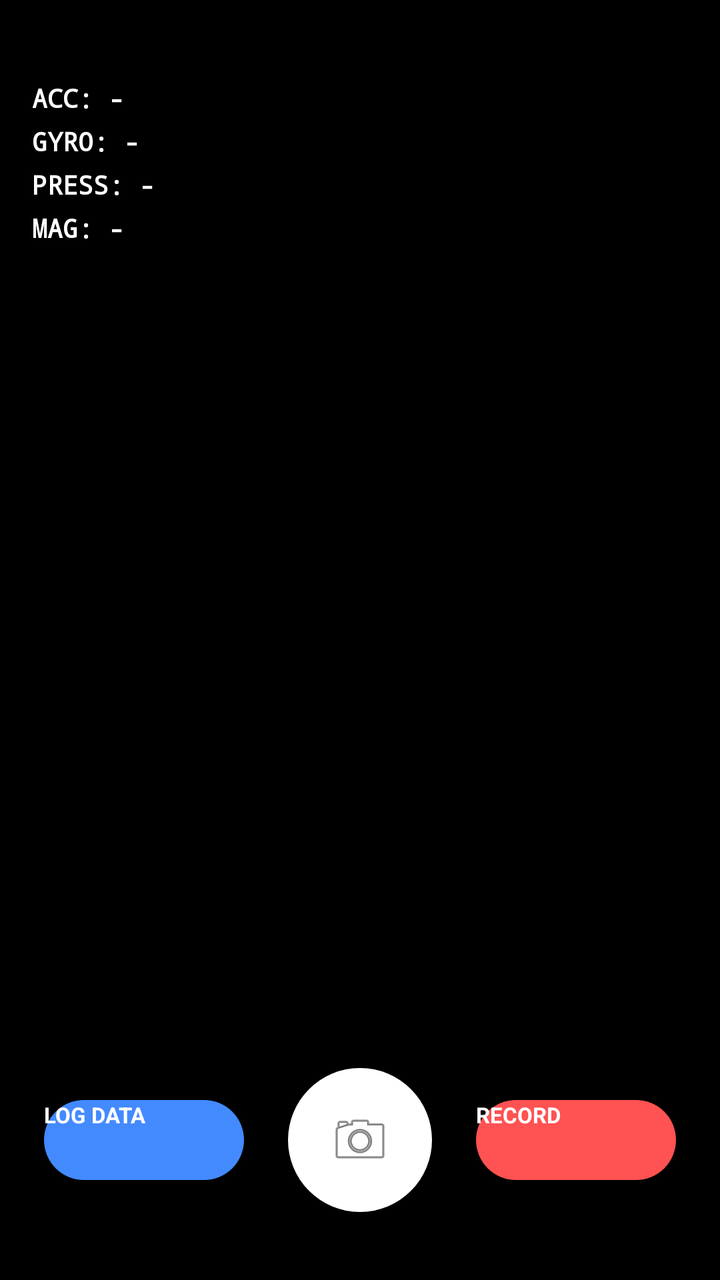
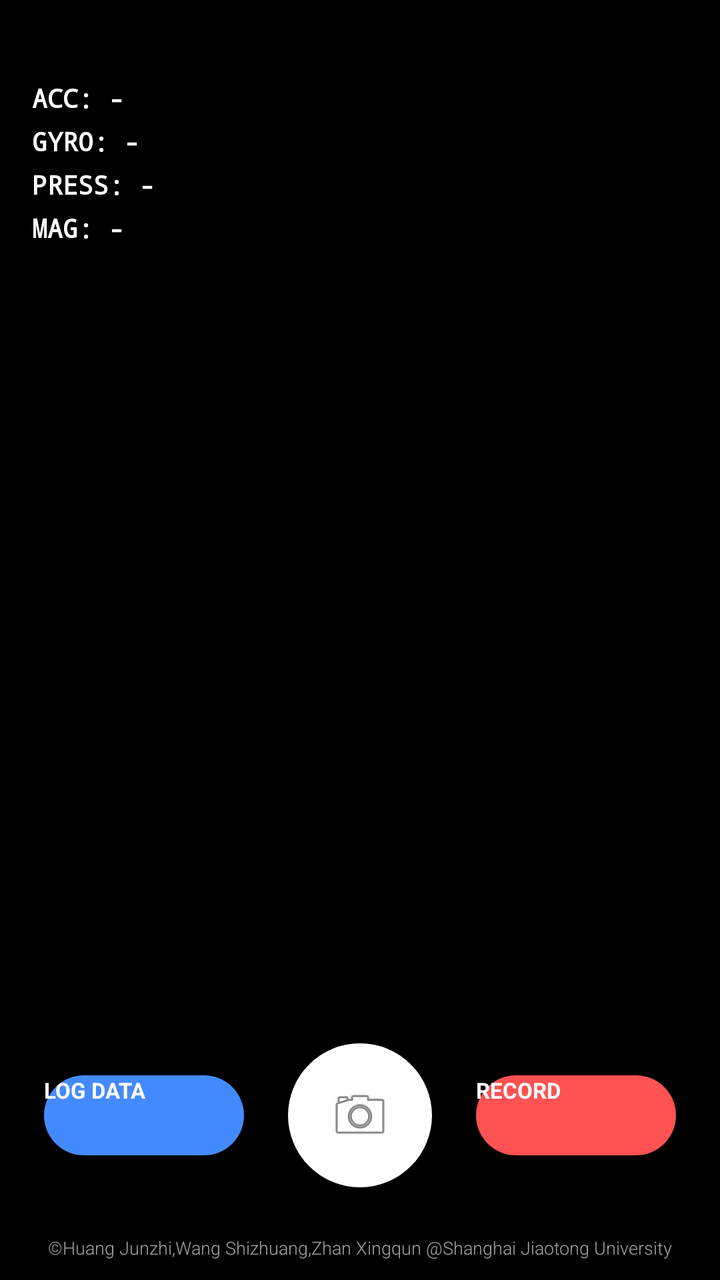

The first picture is an Android layout as it rendered before a commit; the second is the same layout after the commit. The layout source and the unified diff follow.
<!-- AndroidManifest.xml: application theme Theme.Camera2TEST -->
<!-- res/layout/activity_camera.xml -->
<?xml version="1.0" encoding="utf-8"?>
<androidx.constraintlayout.widget.ConstraintLayout
    xmlns:android="http://schemas.android.com/apk/res/android"
    xmlns:app="http://schemas.android.com/apk/res-auto"
    xmlns:tools="http://schemas.android.com/tools"
    android:layout_width="match_parent"
    android:layout_height="match_parent"
    android:background="#000000">

    
    <TextureView
        android:id="@+id/texture_view"
        android:layout_width="match_parent"
        android:layout_height="match_parent" />

    
    <View
        android:layout_width="match_parent"
        android:layout_height="200dp"
        android:background="@drawable/bg_gradient_scrim"
        app:layout_constraintTop_toTopOf="parent" />

    
    <LinearLayout
        android:id="@+id/sensor_hud_container"
        android:layout_width="wrap_content"
        android:layout_height="wrap_content"
        android:layout_marginStart="16dp"
        android:layout_marginTop="40dp"
        android:orientation="vertical"
        app:layout_constraintStart_toStartOf="parent"
        app:layout_constraintTop_toTopOf="parent">

        <TextView
            android:id="@+id/accelerometerTextView"
            android:layout_width="wrap_content"
            android:layout_height="wrap_content"
            android:fontFamily="monospace"
            android:shadowColor="#000000"
            android:shadowDx="1"
            android:shadowDy="1"
            android:shadowRadius="2"
            android:text="ACC: -"
            android:textColor="#FFFFFF"
            android:textSize="13sp"
            android:textStyle="bold" />

        <TextView
            android:id="@+id/gyroscopeTextView"
            android:layout_width="wrap_content"
            android:layout_height="wrap_content"
            android:layout_marginTop="4dp"
            android:fontFamily="monospace"
            android:shadowColor="#000000"
            android:shadowDx="1"
            android:shadowDy="1"
            android:shadowRadius="2"
            android:text="GYRO: -"
            android:textColor="#FFFFFF"
            android:textSize="13sp"
            android:textStyle="bold" />

        <TextView
            android:id="@+id/pressureTextView"
            android:layout_width="wrap_content"
            android:layout_height="wrap_content"
            android:layout_marginTop="4dp"
            android:fontFamily="monospace"
            android:shadowColor="#000000"
            android:shadowDx="1"
            android:shadowDy="1"
            android:shadowRadius="2"
            android:text="PRESS: -"
            android:textColor="#FFFFFF"
            android:textSize="13sp"
            android:textStyle="bold" />

        <TextView
            android:id="@+id/magneticFieldTextView"
            android:layout_width="wrap_content"
            android:layout_height="wrap_content"
            android:layout_marginTop="4dp"
            android:fontFamily="monospace"
            android:shadowColor="#000000"
            android:shadowDx="1"
            android:shadowDy="1"
            android:shadowRadius="2"
            android:text="MAG: -"
            android:textColor="#FFFFFF"
            android:textSize="13sp"
            android:textStyle="bold" />
    </LinearLayout>

    
    <androidx.constraintlayout.widget.ConstraintLayout
        android:id="@+id/bottom_control_panel"
        android:layout_width="match_parent"
        android:layout_height="120dp"
        android:paddingBottom="20dp"
        app:layout_constraintBottom_toBottomOf="parent">

        
        <ImageButton
            android:id="@+id/camera_take_picture"
            android:layout_width="72dp"
            android:layout_height="72dp"
            android:background="@drawable/bg_circle_white"
            android:backgroundTint="#FFFFFF"
            android:contentDescription="Take Picture"
            android:scaleType="center"
            android:src="@android:drawable/ic_menu_camera"
            app:layout_constraintBottom_toBottomOf="parent"
            app:layout_constraintEnd_toEndOf="parent"
            app:layout_constraintStart_toStartOf="parent"
            app:layout_constraintTop_toTopOf="parent" />

        
        <Button
            android:id="@+id/videostartstop"
            android:layout_width="100dp"
            android:layout_height="40dp"
            android:background="@drawable/bg_round_pill"
            android:backgroundTint="#448AFF"
            android:text="LOG DATA"
            android:textColor="#FFFFFF"
            android:textSize="11sp"
            android:textStyle="bold"
            app:layout_constraintBottom_toBottomOf="@+id/camera_take_picture"
            app:layout_constraintEnd_toStartOf="@+id/camera_take_picture"
            app:layout_constraintStart_toStartOf="parent"
            app:layout_constraintTop_toTopOf="@+id/camera_take_picture" />

        
        <Button
            android:id="@+id/startStopButton"
            android:layout_width="100dp"
            android:layout_height="40dp"
            android:background="@drawable/bg_round_pill"
            android:backgroundTint="#FF5252"
            android:text="RECORD"
            android:textColor="#FFFFFF"
            android:textSize="11sp"
            android:textStyle="bold"
            app:layout_constraintBottom_toBottomOf="@+id/camera_take_picture"
            app:layout_constraintEnd_toEndOf="parent"
            app:layout_constraintStart_toEndOf="@+id/camera_take_picture"
            app:layout_constraintTop_toTopOf="@+id/camera_take_picture" />

    </androidx.constraintlayout.widget.ConstraintLayout>

</androidx.constraintlayout.widget.ConstraintLayout>
<!-- resources referenced by this layout -->
<resources>
  <!-- drawable bg_circle_white (drawable) -->
  <?xml version="1.0" encoding="utf-8"?>
  <shape xmlns:android="http://schemas.android.com/apk/res/android"
      android:shape="oval">
      <solid android:color="#FFFFFF" />
  </shape>
  <!-- drawable bg_gradient_scrim (drawable) -->
  <?xml version="1.0" encoding="utf-8"?>
  <shape xmlns:android="http://schemas.android.com/apk/res/android">
      <gradient
          android:angle="270"
          android:startColor="#99000000"
          android:centerColor="#33000000"
          android:endColor="#00000000"
          android:type="linear" />
  </shape>
  <!-- drawable bg_round_pill (drawable) -->
  <?xml version="1.0" encoding="utf-8"?>
  <shape xmlns:android="http://schemas.android.com/apk/res/android"
      android:shape="rectangle">
      <corners android:radius="50dp" /> 
      <solid android:color="#FFFFFF" /> 
  </shape>
  <style name="Theme.Camera2TEST" parent="android:Theme.Material.Light.NoActionBar" />
</resources>

<!-- the commit's change to res/layout/activity_camera.xml (unified diff, before → after) -->
@@ -92,11 +92,12 @@
     </LinearLayout>
 
     
+    
     <androidx.constraintlayout.widget.ConstraintLayout
         android:id="@+id/bottom_control_panel"
         android:layout_width="match_parent"
         android:layout_height="120dp"
-        android:paddingBottom="20dp"
+        android:paddingBottom="45dp"
         app:layout_constraintBottom_toBottomOf="parent">
 
         
@@ -148,4 +149,19 @@
 
     </androidx.constraintlayout.widget.ConstraintLayout>
 
+    
+    <TextView
+        android:layout_width="0dp"
+        android:layout_height="wrap_content"
+        android:layout_marginBottom="10dp"
+        android:layout_marginHorizontal="16dp"
+        android:gravity="center"
+        android:text="©Huang Junzhi,Wang Shizhuang,Zhan Xingqun @Shanghai Jiaotong University"
+        android:textColor="#99FFFFFF"
+        android:textSize="9sp"
+        android:fontFamily="sans-serif-light"
+        app:layout_constraintBottom_toBottomOf="parent"
+        app:layout_constraintEnd_toEndOf="parent"
+        app:layout_constraintStart_toStartOf="parent" />
+
 </androidx.constraintlayout.widget.ConstraintLayout>
